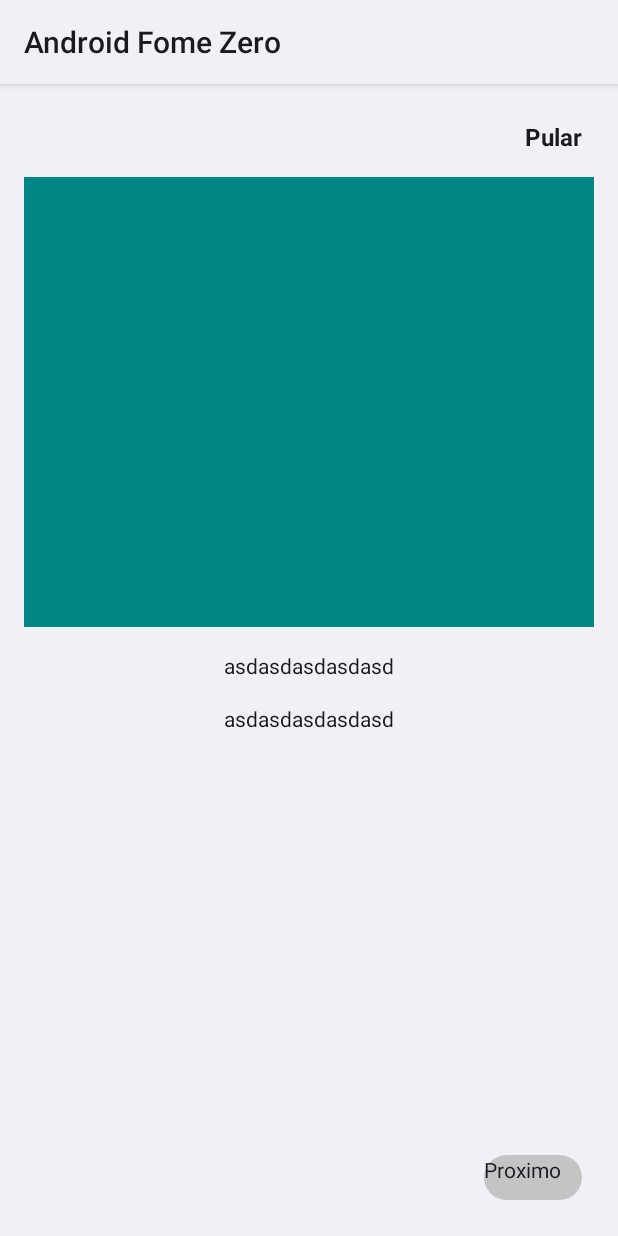
After one commit to iOasys-G5-Fome-Zero/fome-zero-android, an Android app: the fragment OnboardFragment shown on its own in the app's theme, on a phone screen of 412 x 824 dp. The commit adds this screen. Run offline under Robolectric (Android 15) with nearby library versions, the phone set to English and light mode, and no system bars.

Commit message:
onboard basic layout created

```diff
--- /dev/null
+++ b/app/src/main/java/com/powerhungers/fomezero/OnboardFragment.kt
@@ -0,0 +1,22 @@
+package com.powerhungers.fomezero
+
+import android.os.Bundle
+import androidx.fragment.app.Fragment
+import android.view.LayoutInflater
+import android.view.View
+import android.view.ViewGroup
+
+class OnboardFragment : Fragment() {
+
+    override fun onCreate(savedInstanceState: Bundle?) {
+        super.onCreate(savedInstanceState)
+    }
+
+    override fun onCreateView(
+        inflater: LayoutInflater, container: ViewGroup?,
+        savedInstanceState: Bundle?
+    ): View? {
+        return inflater.inflate(R.layout.fragment_onboard, container, false)
+    }
+
+}
--- /dev/null
+++ b/app/src/main/res/layout/fragment_onboard.xml
@@ -0,0 +1,60 @@
+<?xml version="1.0" encoding="utf-8"?>
+<androidx.constraintlayout.widget.ConstraintLayout xmlns:android="http://schemas.android.com/apk/res/android"
+    xmlns:app="http://schemas.android.com/apk/res-auto"
+    xmlns:tools="http://schemas.android.com/tools"
+    android:layout_width="match_parent"
+    android:layout_height="match_parent"
+    tools:context=".OnboardFragment">
+
+    <androidx.appcompat.widget.AppCompatEditText
+        android:id="@+id/txt_jump"
+        android:layout_width="wrap_content"
+        android:layout_height="wrap_content"
+        android:layout_margin="24dp"
+        android:text="@string/jump"
+        android:textSize="16sp"
+        android:textStyle="bold"
+        app:layout_constraintEnd_toEndOf="parent"
+        app:layout_constraintTop_toTopOf="parent" />
+
+    <androidx.appcompat.widget.AppCompatImageView
+        android:id="@+id/img_presentation"
+        android:layout_width="match_parent"
+        android:layout_height="300dp"
+        android:layout_margin="16dp"
+        android:background="@color/teal_700"
+        app:layout_constraintEnd_toEndOf="parent"
+        app:layout_constraintStart_toStartOf="parent"
+        app:layout_constraintTop_toBottomOf="@id/txt_jump" />
+
+    <androidx.appcompat.widget.AppCompatEditText
+        android:id="@+id/title_presentation"
+        android:layout_width="wrap_content"
+        android:layout_height="wrap_content"
+        android:layout_marginTop="16dp"
+        android:text="asdasdasdasdasd"
+        app:layout_constraintEnd_toEndOf="parent"
+        app:layout_constraintStart_toStartOf="parent"
+        app:layout_constraintTop_toBottomOf="@id/img_presentation" />
+
+    <androidx.appcompat.widget.AppCompatEditText
+        android:id="@+id/subtitle_presentation"
+        android:layout_width="wrap_content"
+        android:layout_height="wrap_content"
+        android:layout_marginTop="16dp"
+        android:text="asdasdasdasdasd"
+        app:layout_constraintEnd_toEndOf="parent"
+        app:layout_constraintStart_toStartOf="parent"
+        app:layout_constraintTop_toBottomOf="@id/title_presentation" />
+
+    <androidx.appcompat.widget.AppCompatButton
+        android:layout_width="65dp"
+        android:layout_height="30dp"
+        android:background="@drawable/button_background"
+        android:text="@string/next"
+        android:layout_margin="24dp"
+        app:layout_constraintEnd_toEndOf="parent"
+        app:layout_constraintBottom_toBottomOf="parent"
+        />
+
+</androidx.constraintlayout.widget.ConstraintLayout>
--- a/app/src/main/res/values/strings.xml
+++ b/app/src/main/res/values/strings.xml
@@ -3,4 +3,6 @@
     <string name="hello_blank_fragment">Hello blank fragment</string>
     <string name="consumer">Consumidor</string>
     <string name="producer">Produtor</string>
+    <string name="jump">Pular</string>
+    <string name="next">Proximo</string>
 </resources>
```
